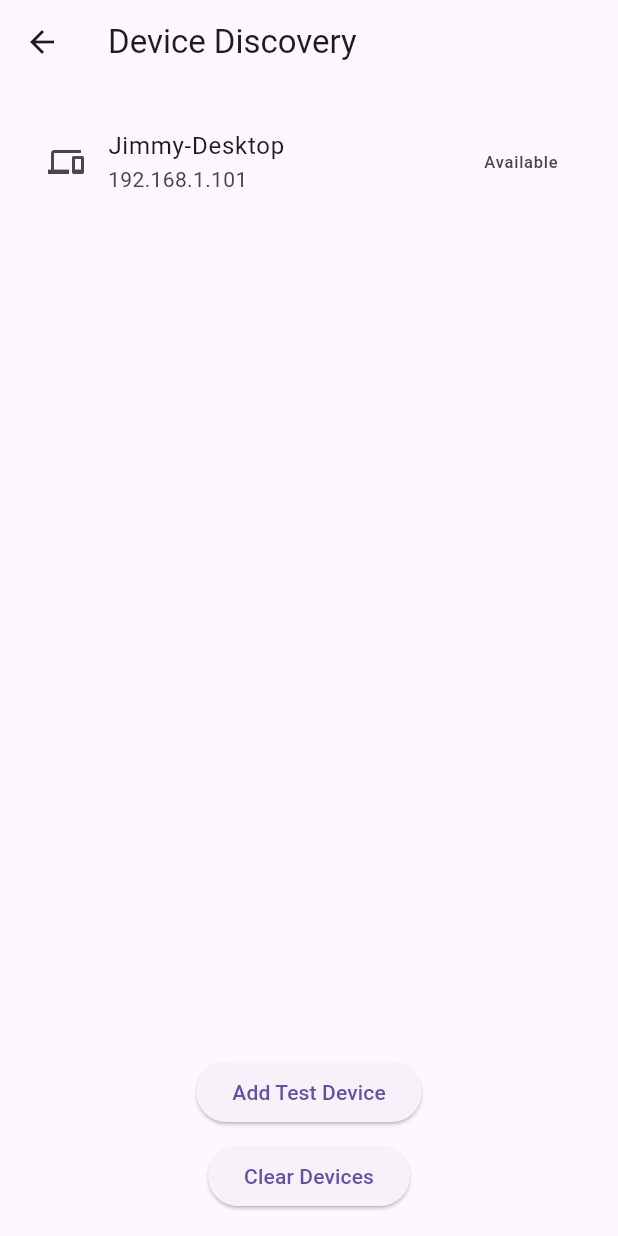
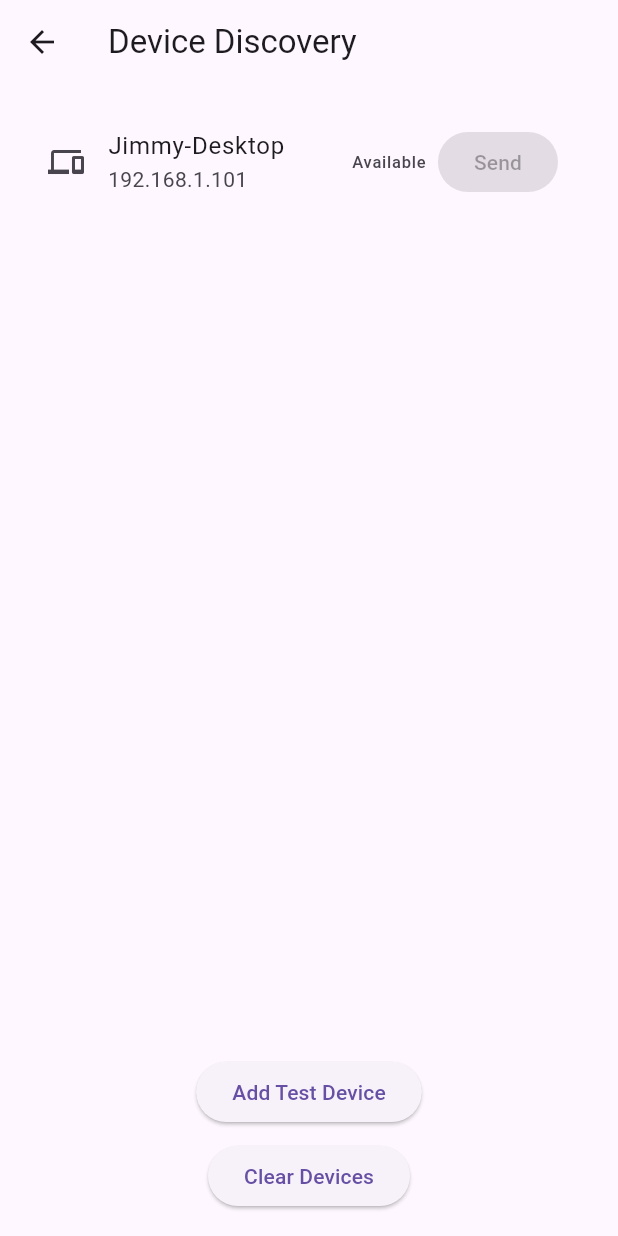
Before and after one commit to Daojim/lan_beam, a Flutter app: the DiscoveryScreen screen opened directly, after a tap on "Add Test Device", on a phone screen of 412 x 824 dp. Run offline on Flutter 3.47's test engine with Material 3 defaults, Android fonts, the phone set to English and light mode, and no system bars.

Commit message:
Add Send button to DiscoveryScreen

```diff
--- a/lib/screens/discovery_screen.dart
+++ b/lib/screens/discovery_screen.dart
@@ -2,7 +2,9 @@ import 'package:flutter/material.dart';
 import 'package:provider/provider.dart';
 import '../models/app_state.dart';
 import '../models/device.dart';
+import '../models/transfer_session.dart';
 import '../services/fake_discovery_service.dart';
+import './transfer_progress_screen.dart';
 
 class DiscoveryScreen extends StatelessWidget {
   const DiscoveryScreen({super.key});
@@ -29,10 +31,41 @@ class DiscoveryScreen extends StatelessWidget {
                           leading: const Icon(Icons.devices),
                           title: Text(device.name),
                           subtitle: Text(device.ipAddress),
-                          trailing: Text(
-                            device.status == DeviceStatus.available
-                                ? 'Available'
-                                : 'Busy',
+                          trailing: Row(
+                            mainAxisSize: MainAxisSize.min,
+                            children: [
+                              Text(
+                                device.status == DeviceStatus.available
+                                    ? 'Available'
+                                    : 'Busy',
+                              ),
+                              const SizedBox(width: 8),
+                              ElevatedButton(
+                                onPressed: appState.selectedFile == null
+                                    ? null
+                                    : () {
+                                        // Simulate starting a transfer
+                                        appState.setActiveTransfer(
+                                          TransferSession(
+                                            direction:
+                                                TransferDirection.sending,
+                                            file: appState.selectedFile!,
+                                            progress: 0.0,
+                                            status: TransferStatus.connecting,
+                                            peerDevice: device,
+                                          ),
+                                        );
+                                        // Navigate to TransferProgressScreen
+                                        Navigator.of(context).push(
+                                          MaterialPageRoute(
+                                            builder: (context) =>
+                                                const TransferProgressScreen(),
+                                          ),
+                                        );
+                                      },
+                                child: const Text('Send'),
+                              ),
+                            ],
                           ),
                         );
                       },
```
